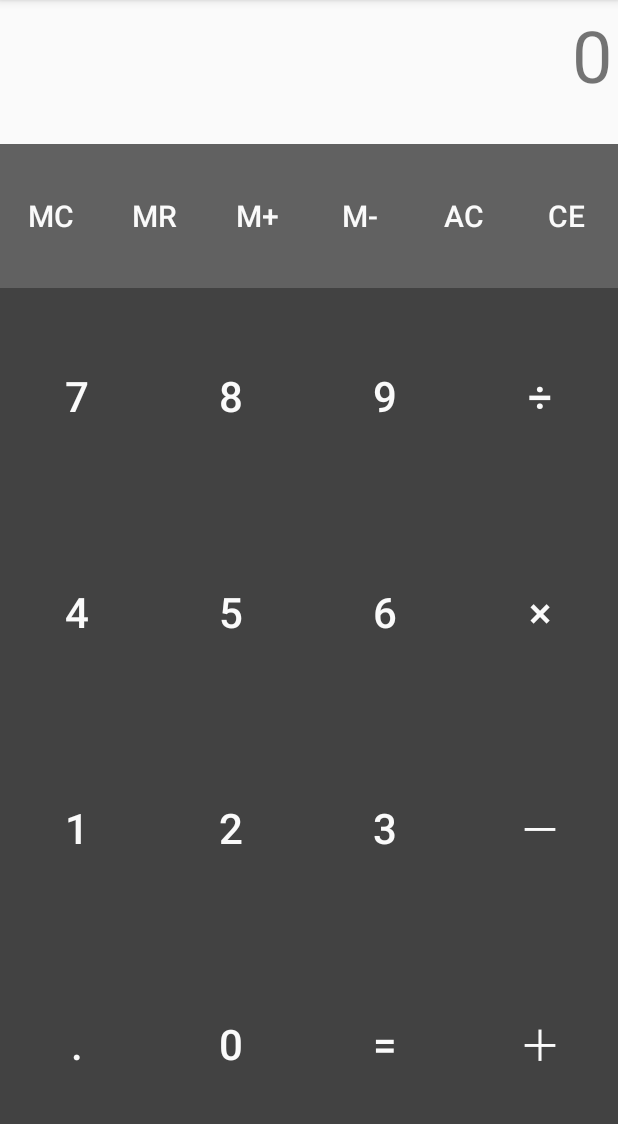
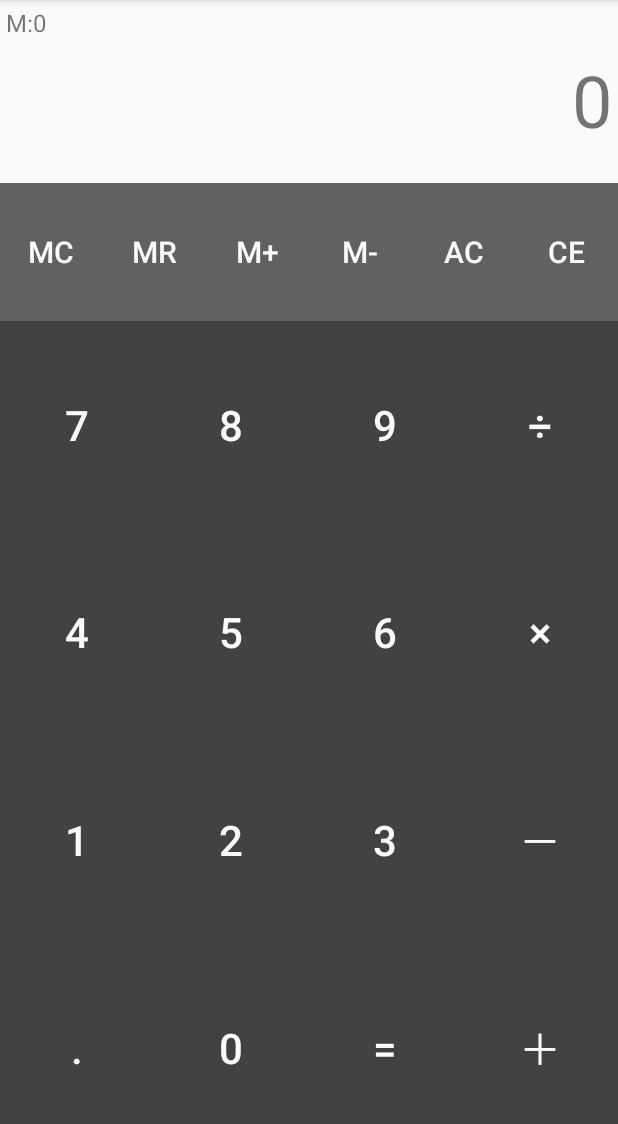
Before and after one commit to tomoya0x00/FrugalityCalc, an Android app: the screen it shows after launch (MainActivity), after a tap on "MR", on a phone screen of 412 x 824 dp, the part 84-1208 px from its top. Run offline under Robolectric (Android 15) with nearby library versions, the phone set to English and light mode, and no system bars; our stand-ins replace ButterKnife.

Commit message:
Implement display memory value

```diff
--- a/app/src/main/java/miwax/java_conf/gr/jp/frugalitycalc/Display.java
+++ b/app/src/main/java/miwax/java_conf/gr/jp/frugalitycalc/Display.java
@@ -2,28 +2,37 @@ package miwax.java_conf.gr.jp.frugalitycalc;
 
 import android.widget.TextView;
 
+import java.math.BigDecimal;
+
 import miwax.java_conf.gr.jp.frugalitycalc.model.CalcNumber;
 
 public class Display {
-    private TextView text;
+    private TextView result;
+    private TextView memory;
 
-    public Display(TextView text) {
-        this.text = text;
+    public Display(TextView result, TextView memory) {
+        this.result = result;
+        this.memory = memory;
     }
 
     // 文字列セット
     public void setString(String str) {
-        text.setText(str);
+        result.setText(str);
     }
 
     // 文字列ゲット
     public String getString() {
-        return text.getText().toString();
+        return result.getText().toString();
     }
 
     // 全消去
     public void clear() {
         setString(CalcNumber.ZERO.getString());
+    }
+
+    // メモリー表示部にセット
+    public void setMemory(BigDecimal decimal) {
+        memory.setText("M:" + decimal.toString());
     }
 
     // 末尾一文字削除
--- a/app/src/main/java/miwax/java_conf/gr/jp/frugalitycalc/MainActivity.java
+++ b/app/src/main/java/miwax/java_conf/gr/jp/frugalitycalc/MainActivity.java
@@ -13,9 +13,11 @@ import miwax.java_conf.gr.jp.frugalitycalc.model.StateContext;
 
 public class MainActivity extends AppCompatActivity {
     @Bind(R.id.result_text) TextView resultText;
+    @Bind(R.id.memory_text) TextView memoryText;
 
     private static final String CONTEXT = "context";
     private static final String RESULT_TEXT= "result_text";
+    private static final String MEMORY_TEXT= "memory_text";
 
     private StateContext context;
 
@@ -27,9 +29,10 @@ public class MainActivity extends AppCompatActivity {
         if (savedInstanceState != null) {
             context = savedInstanceState.getParcelable(CONTEXT);
             resultText.setText(savedInstanceState.getString(RESULT_TEXT));
+            memoryText.setText(savedInstanceState.getString(MEMORY_TEXT));
         }
 
-        context = new StateContext(getApplicationContext(), new Display(resultText), new Dialog(this));
+        context = new StateContext(getApplicationContext(), new Display(resultText, memoryText), new Dialog(this));
    }
 
     @Override
@@ -37,6 +40,7 @@ public class MainActivity extends AppCompatActivity {
         super.onSaveInstanceState(outState);
         outState.putParcelable(CONTEXT, context);
         outState.putString(RESULT_TEXT, resultText.getText().toString());
+        outState.putString(MEMORY_TEXT, memoryText.getText().toString());
     }
 
     @OnClick(R.id.zero_button)
--- a/app/src/main/java/miwax/java_conf/gr/jp/frugalitycalc/model/StateContext.java
+++ b/app/src/main/java/miwax/java_conf/gr/jp/frugalitycalc/model/StateContext.java
@@ -67,6 +67,7 @@ public class StateContext implements Parcelable {
 
     public void setMemory(BigDecimal memory) {
         Memory = memory;
+        this.display.setMemory(Memory);
     }
 
     public void clearMemory() {
--- a/app/src/main/res/layout/activity_main.xml
+++ b/app/src/main/res/layout/activity_main.xml
@@ -7,6 +7,17 @@
     android:background="#424242"
     tools:context="miwax.java_conf.gr.jp.frugalitycalc.MainActivity"
     style="?android:attr/buttonBarStyle">
+
+    <TextView
+        android:id="@+id/memory_text"
+        android:layout_width="match_parent"
+        android:layout_height="wrap_content"
+        android:singleLine="true"
+        android:padding="4dp"
+        android:background="#FAFAFA"
+        android:text="M:0"
+        android:textSize="16sp"
+        android:layout_gravity="left" />
 
     <HorizontalScrollView
         android:layout_width="match_parent"
```
